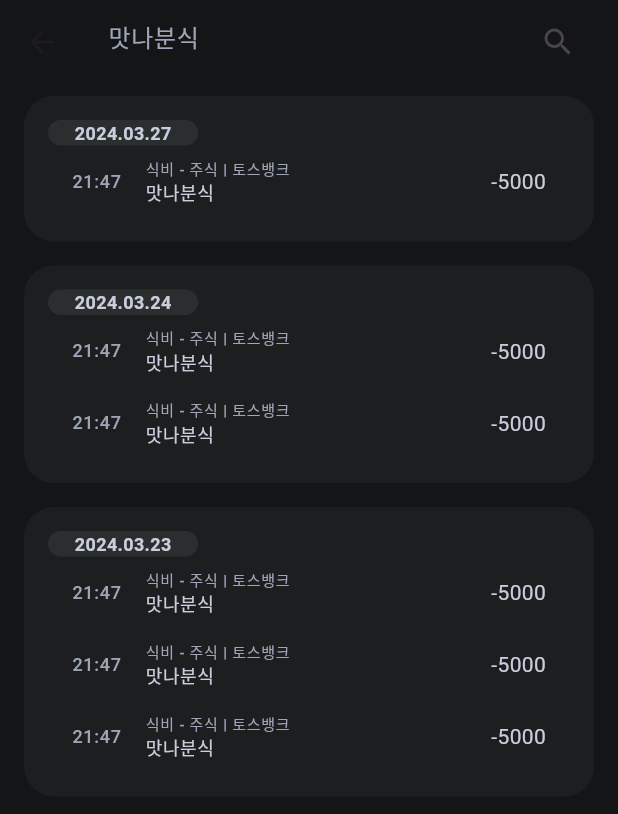
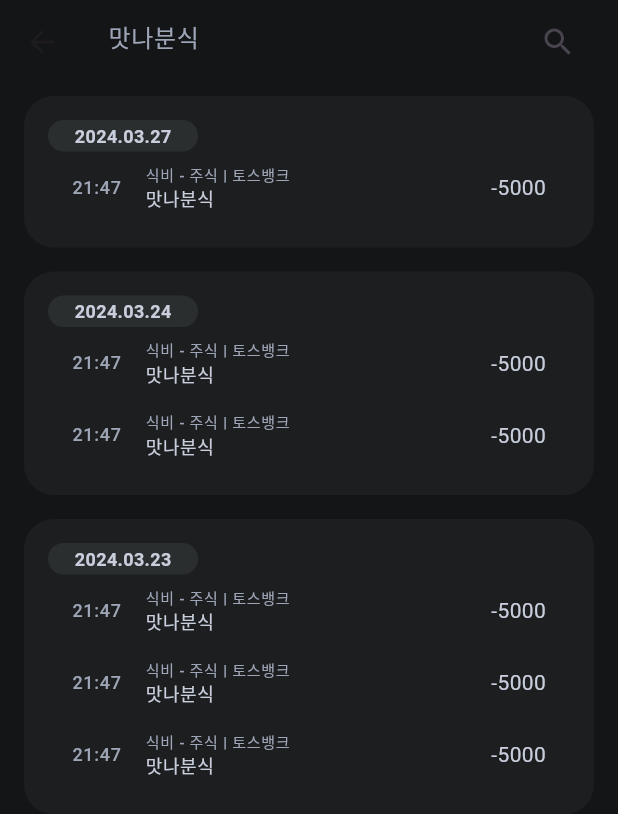
Before and after one commit to jhssong/profitnote, a Flutter app: the SearchResultScreen screen opened directly, on a phone screen of 412 x 824 dp. Shown: the top 814 px of the screen. Run offline on Flutter 3.47's test engine with Material 3 defaults, Android fonts, the phone set to English and light mode, and no system bars.

Commit message:
feat: Fix tab bar indicator and other paddings

```diff
--- a/lib/main.dart
+++ b/lib/main.dart
@@ -25,7 +25,7 @@ class _MyAppState extends State<MyApp> {
   static const List<Widget> _screenList = <Widget>[
     HomeScreen(),
     SearchScreen(),
-    Text("자산 화면"),
+    BudgetScreen(),
     Text("통계 화면"),
     Text("메뉴 화면"),
   ];
--- a/lib/screens/budget_setting_screen.dart
+++ b/lib/screens/budget_setting_screen.dart
@@ -1,5 +1,4 @@
 import 'package:flutter/material.dart';
-import 'package:profitnote/screens/budget_screen.dart';
 import 'package:profitnote/style/theme.dart';
 import 'package:profitnote/widgets/category_tile.dart';
 import 'package:profitnote/widgets/control_btn_group.dart';
--- a/lib/screens/search_result_screen.dart
+++ b/lib/screens/search_result_screen.dart
@@ -1,10 +1,7 @@
 import 'package:flutter/material.dart';
-import 'package:profitnote/screens/home_screen.dart';
 import 'package:profitnote/style/theme.dart';
 import 'package:profitnote/widgets/date_widget.dart';
 import 'package:profitnote/widgets/pay_history_widget.dart';
-import 'package:profitnote/widgets/search_history_widget.dart';
-import 'package:profitnote/widgets/card_widget.dart';
 import 'package:profitnote/widgets/transaction_item_widget.dart';
 
 class SearchResultScreen extends StatefulWidget {
@@ -26,18 +23,6 @@ class _SearchResultScreenState extends State<SearchResultScreen> {
             hintText: "맛나분식",
             hintStyle: TextStyle(color: ColorTheme.cardLabelText, fontSize: 16),
             border: InputBorder.none,
-            // prefixIcon: IconButton(
-            //   icon: const Icon(Icons.arrow_back),
-            //   onPressed: () {
-            //     //go to home_screen
-            //     Navigator.pushReplacement(
-            //       context,
-            //       MaterialPageRoute(
-            //         builder: (context) => const HomeScreen(),
-            //       ),
-            //     );
-            //   },
-            // ),
             suffixIcon: IconButton(
               icon: const Icon(Icons.search),
               onPressed: () {},
@@ -47,11 +32,10 @@ class _SearchResultScreenState extends State<SearchResultScreen> {
       ),
       body: Column(
         children: [
-          Container(
-            child: Column(
+          Column(
             children: [
               PayHistoryWidget(
-                  header: DateWidget(label: '2024.03.27'),
+                header: const DateWidget(label: '2024.03.27'),
                 body: Column(
                   children: [
                     TransactionItemWidget(onPressed: () {}),
@@ -60,9 +44,7 @@ class _SearchResultScreenState extends State<SearchResultScreen> {
               ),
             ],
           ),
-          ),
-          Container(
-            child: Column(
+          Column(
             children: [
               PayHistoryWidget(
                 header: const DateWidget(label: '2024.03.24'),
@@ -75,9 +57,7 @@ class _SearchResultScreenState extends State<SearchResultScreen> {
               ),
             ],
           ),
-          ),
-          Container(
-            child: Column(
+          Column(
             children: [
               PayHistoryWidget(
                 header: const DateWidget(label: '2024.03.23'),
@@ -91,7 +71,6 @@ class _SearchResultScreenState extends State<SearchResultScreen> {
               ),
             ],
           ),
-          ),
         ],
       ),
     );
--- a/lib/widgets/date_widget.dart
+++ b/lib/widgets/date_widget.dart
@@ -10,6 +10,7 @@ class DateWidget extends StatelessWidget {
     return Container(
       width: 100,
       // height: 50,
+      padding: const EdgeInsets.all(2.0),
       decoration: BoxDecoration(
         color: ColorTheme.backgroundOfBackground,
         borderRadius: BorderRadius.circular(20),
--- a/lib/widgets/month_selector.dart
+++ b/lib/widgets/month_selector.dart
@@ -23,18 +23,18 @@ class MonthSelector extends StatelessWidget {
                 height: 24,
                 child: IconButton(
                   padding: const EdgeInsets.all(0),
-                  icon: const Icon(Icons.arrow_back, size: 12),
+                  icon: const Icon(Icons.arrow_back, size: 14),
                   color: ColorTheme.cardText,
                   onPressed: () {},
                 ),
               ),
-              Text('2024.05', style: Theme.of(context).textTheme.labelSmall),
+              Text('2024.05', style: Theme.of(context).textTheme.labelMedium),
               SizedBox(
                 width: 25,
                 height: 24,
                 child: IconButton(
                     padding: const EdgeInsets.all(0),
-                    icon: const Icon(Icons.arrow_forward, size: 12),
+                    icon: const Icon(Icons.arrow_forward, size: 14),
                     color: ColorTheme.cardText,
                     onPressed: () {}),
               ),
--- a/lib/widgets/pay_history_widget.dart
+++ b/lib/widgets/pay_history_widget.dart
@@ -1,8 +1,5 @@
 import 'package:flutter/material.dart';
 import 'package:profitnote/style/theme.dart';
-import 'package:profitnote/widgets/date_widget.dart';
-import 'package:profitnote/widgets/detail_btn.dart';
-import 'package:profitnote/widgets/month_selector.dart';
 
 class PayHistoryWidget extends StatelessWidget {
   const PayHistoryWidget({
```
Also changed, not shown: lib/screens/budget_screen.dart (+5 -29 lines), lib/screens/search_screen.dart (+1 -13 lines), lib/widgets/budget_progress_bar.dart (+4 -5 lines), lib/widgets/monthly_budget.dart (+5 -9 lines). Lines whose indentation alone changed are shown as unchanged.
